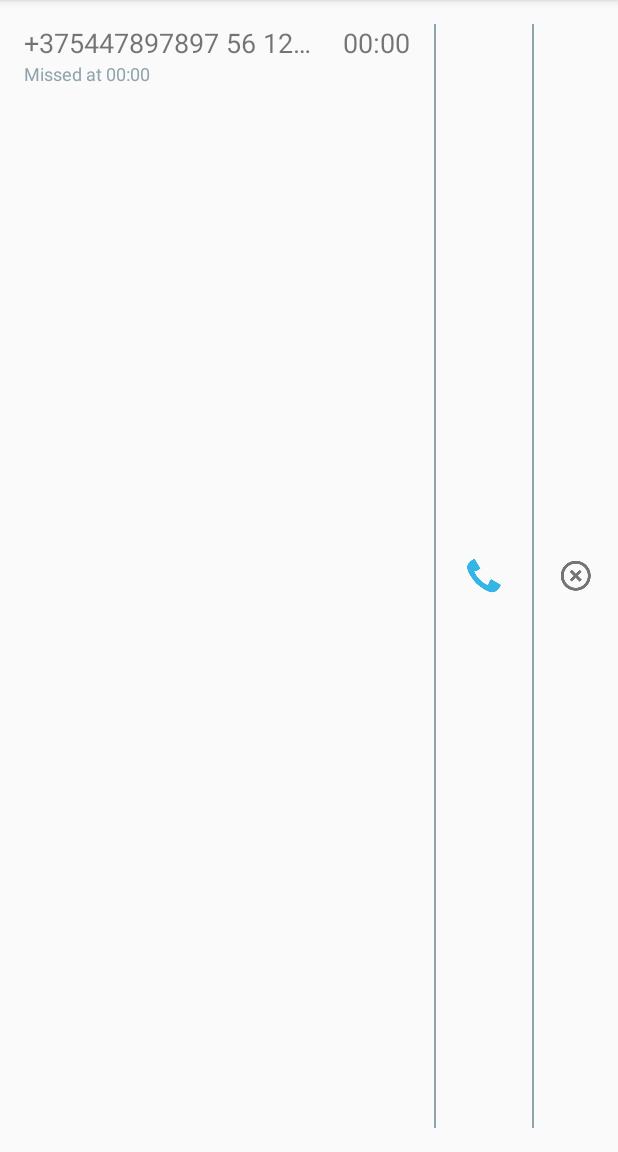
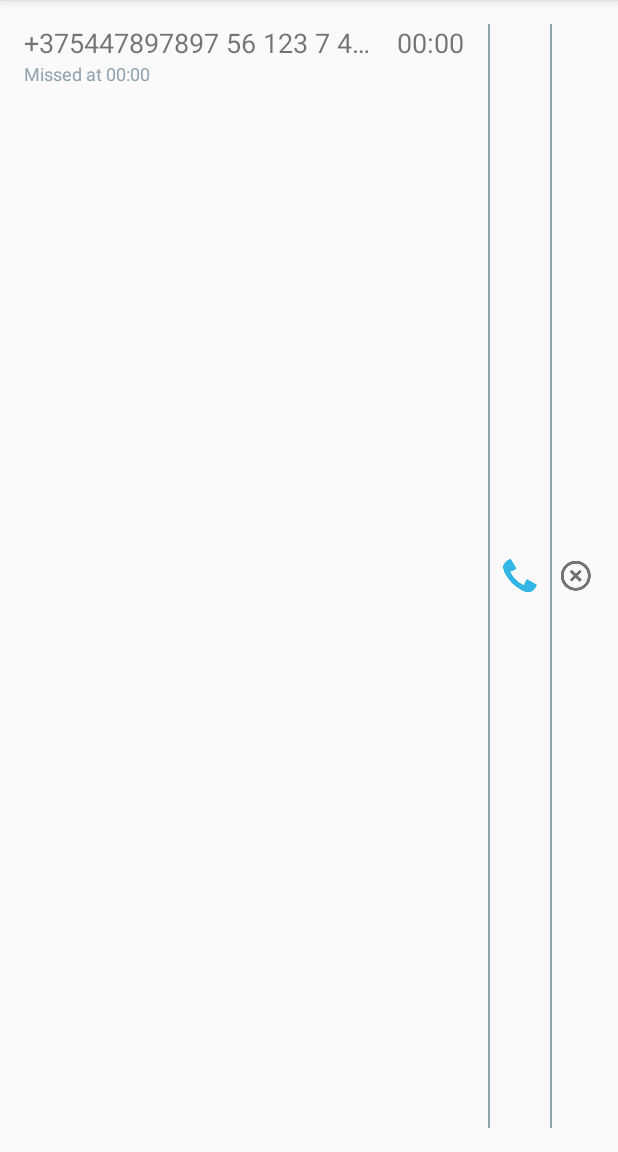
Before and after one commit to offvanHooijdonk/wantcallback, an Android app: the layout item_reminder_main.xml on its own in the app's theme, with its tools: preview values and no code run, on a phone screen of 412 x 824 dp, the part 84-1236 px from its top. Run offline under Robolectric (Android 15) with nearby library versions, the phone set to English and light mode, and no system bars.

Commit message:
Margins betwiin icons and dividers shorten

```diff
--- a/app/src/main/res/layout/item_reminder_main.xml
+++ b/app/src/main/res/layout/item_reminder_main.xml
@@ -47,8 +47,8 @@
         android:id="@+id/dividerCall"
         android:layout_width="1dp"
         android:layout_height="match_parent"
-        android:layout_marginRight="@dimen/activity_horizontal_margin"
-        android:layout_marginEnd="@dimen/activity_horizontal_margin"
+        android:layout_marginRight="@dimen/icon_divider_margin"
+        android:layout_marginEnd="@dimen/icon_divider_margin"
         android:layout_toLeftOf="@+id/imageCall"
         android:layout_toStartOf="@+id/imageCall"
         android:background="@color/text_comment"/>
@@ -57,8 +57,8 @@
         android:id="@+id/imageCall"
         android:layout_width="wrap_content"
         android:layout_height="wrap_content"
-        android:layout_marginRight="@dimen/activity_horizontal_margin"
-        android:layout_marginEnd="@dimen/activity_horizontal_margin"
+        android:layout_marginRight="@dimen/icon_divider_margin"
+        android:layout_marginEnd="@dimen/icon_divider_margin"
         android:layout_toLeftOf="@+id/dividerRemove"
         android:layout_toStartOf="@+id/dividerRemove"
         android:layout_centerVertical="true"
@@ -69,8 +69,8 @@
         android:id="@+id/dividerRemove"
         android:layout_width="1dp"
         android:layout_height="match_parent"
-        android:layout_marginRight="@dimen/activity_horizontal_margin"
-        android:layout_marginEnd="@dimen/activity_horizontal_margin"
+        android:layout_marginRight="@dimen/icon_divider_margin"
+        android:layout_marginEnd="@dimen/icon_divider_margin"
         android:layout_toLeftOf="@+id/imageForget"
         android:layout_toStartOf="@+id/imageForget"
         android:background="@color/text_comment"/>
--- a/app/src/main/res/values/dimens.xml
+++ b/app/src/main/res/values/dimens.xml
@@ -4,4 +4,5 @@
     <dimen name="activity_horizontal_margin">16dp</dimen>
     <dimen name="activity_vertical_margin">16dp</dimen>
 
+    <dimen name="icon_divider_margin">4dp</dimen>
 </resources>
```
